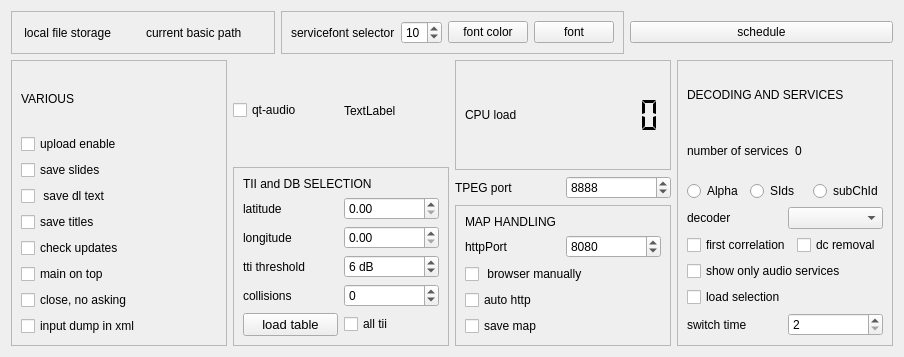
This is sources/main/forms-v7/config-helper.ui in JvanKatwijk/qt-dab as Qt 5 draws it before an edit. The edited form follows.
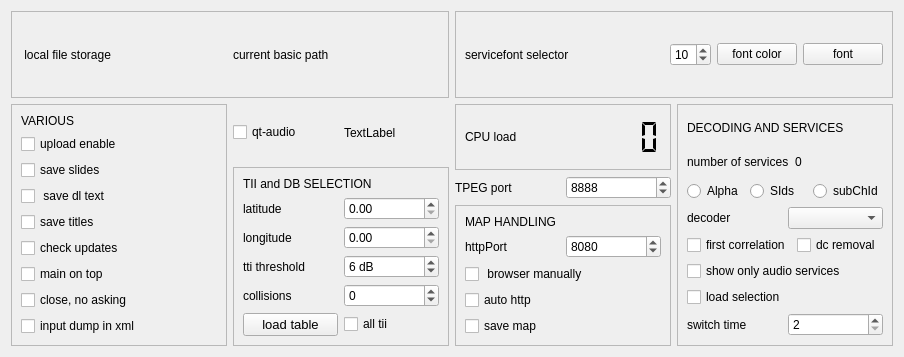
This is the edited form. Custom widgets are drawn as their Qt base class.

Diff of the .ui file:
```diff
--- a/sources/main/forms-v7/config-helper.ui
+++ b/sources/main/forms-v7/config-helper.ui
@@ -110,16 +110,6 @@
        </layout>
       </widget>
      </item>
-     <item>
-      <widget class="smallPushButton" name="scheduleButton">
-       <property name="toolTip">
-        <string>&lt;html&gt;&lt;head/&gt;&lt;body&gt;&lt;p&gt;Touching this button allows specifying an element for the scheduler&lt;/p&gt;&lt;/body&gt;&lt;/html&gt;</string>
-       </property>
-       <property name="text">
-        <string>schedule</string>
-       </property>
-      </widget>
-     </item>
     </layout>
    </item>
    <item>
```
